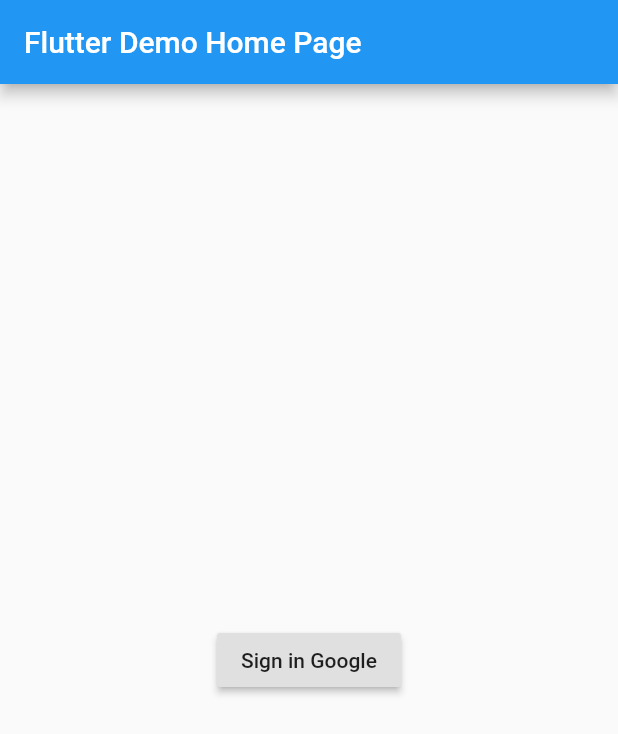
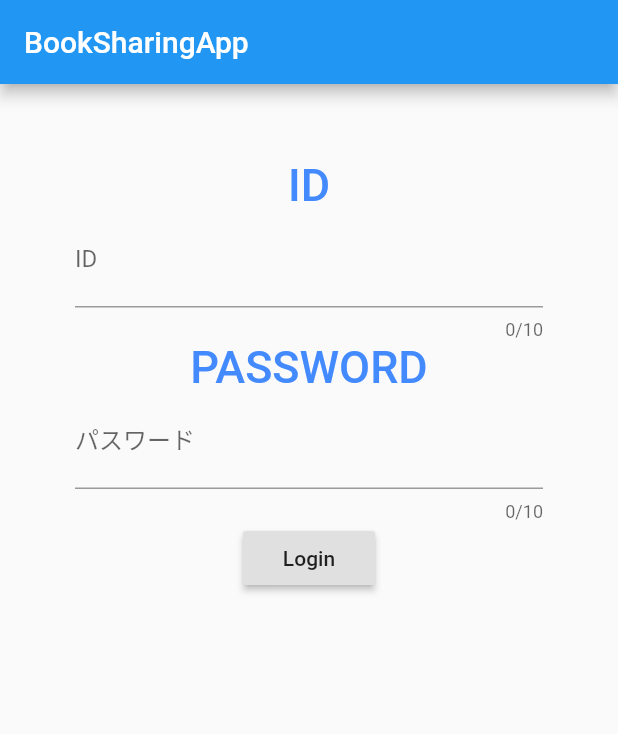
Before and after one commit to misinayu/book_sharing_app, a Flutter app: the screen it shows after launch, on a phone screen of 412 x 824 dp. Shown: the top 734 px of the screen. Run offline on Flutter 3.47's test engine with Material 2 defaults, Android fonts, the phone set to English and light mode, and no system bars; our stand-ins replace cloud_firestore, firebase_auth, google_sign_in; accounts and stored records are empty.

Commit message:
make login screen

```diff
--- a/lib/main.dart
+++ b/lib/main.dart
@@ -4,14 +4,14 @@ import 'package:firebase_auth/firebase_auth.dart';
 import 'package:flutter/material.dart';
 import 'package:google_sign_in/google_sign_in.dart';
 
-void main() => runApp(MyApp());
+void main() => runApp(BookSharingApp());
 
-class MyApp extends StatelessWidget {
+class BookSharingApp extends StatelessWidget {
   // This widget is the root of your application.
   @override
   Widget build(BuildContext context) {
     return MaterialApp(
-      title: 'Flutter Demo',
+      title: 'Flutter BookSharing',
       theme: ThemeData(
         // This is the theme of your application.
         //
@@ -24,7 +24,7 @@ class MyApp extends StatelessWidget {
         // is not restarted.
         primarySwatch: Colors.blue,
       ),
-      home: MyHomePage(title: 'Flutter Demo Home Page'),
+      home: MyHomePage(title: 'BookSharingApp'),
     );
   }
 }
@@ -48,38 +48,13 @@ class MyHomePage extends StatefulWidget {
 }
 
 class _MyHomePageState extends State<MyHomePage> {
-  final GoogleSignIn _googleSignIn = GoogleSignIn();
-  final FirebaseAuth _auth = FirebaseAuth.instance;
 
-  Future<FirebaseUser> _handleSignIn() async {
-    GoogleSignInAccount googleCurrentUser = _googleSignIn.currentUser;
-    try {
-      if (googleCurrentUser == null)
-        googleCurrentUser = await _googleSignIn.signInSilently();
-      if (googleCurrentUser == null)
-        googleCurrentUser = await _googleSignIn.signIn();
-      if (googleCurrentUser == null) return null;
+  String _text = '';
 
-      GoogleSignInAuthentication googleAuth =
-          await googleCurrentUser.authentication;
-      final AuthCredential credential = GoogleAuthProvider.getCredential(
-          idToken: googleAuth.idToken, accessToken: googleAuth.accessToken);
-      final FirebaseUser user =
-          (await _auth.signInWithCredential(credential)).user;
-      print("signed in " + user.displayName);
-
-      return user;
-    } catch (e) {
-      print(e);
-      return null;
-    }
-  }
-
-  void transitionNextPage(FirebaseUser user) {
-    if (user == null) return;
-
-    Navigator.push(context,
-        MaterialPageRoute(builder: (context) => NextPage(userData: user)));
+  void _handleText(String e) {
+    setState(() {
+      _text = e;
+    });
   }
 
   @override
@@ -96,38 +71,68 @@ class _MyHomePageState extends State<MyHomePage> {
         // the App.build method, and use it to set our appbar title.
         title: Text(widget.title),
       ),
-      body: Center(
-        // Center is a layout widget. It takes a single child and positions it
-        // in the middle of the parent.
-        child: Column(
-          // Column is also a layout widget. It takes a list of children and
-          // arranges them vertically. By default, it sizes itself to fit its
-          // children horizontally, and tries to be as tall as its parent.
-          //
-          // Invoke "debug painting" (press "p" in the console, choose the
-          // "Toggle Debug Paint" action from the Flutter Inspector in Android
-          // Studio, or the "Toggle Debug Paint" command in Visual Studio Code)
-          // to see the wireframe for each widget.
-          //
-          // Column has various properties to control how it sizes itself and
-          // how it positions its children. Here we use mainAxisAlignment to
-          // center the children vertically; the main axis here is the vertical
-          // axis because Columns are vertical (the cross axis would be
-          // horizontal).
-          mainAxisAlignment: MainAxisAlignment.center,
-          children: <Widget>[
-            RaisedButton(
-              child: Text('Sign in Google'),
-              onPressed: () {
-                _handleSignIn()
-                    .then((FirebaseUser user) => transitionNextPage(user))
-                    .catchError((e) => print(e));
-              },
+      body: _buildBody(context),
+    );
+  }
+
+  Widget _buildBody(BuildContext context) {
+    return Container(
+      padding: const EdgeInsets.all(50.0),
+      child: Column(
+        children: <Widget>[
+          Text(
+            "ID",
+            style: TextStyle(
+                color: Colors.blueAccent,
+                fontSize: 30.0,
+                fontWeight: FontWeight.w500
             ),
-          ],
-        ),
+          ),
+          new TextField(
+            enabled: true,
+            // 入力数
+            maxLength: 10,
+            maxLengthEnforced: false,
+            style: TextStyle(color: Colors.red),
+            obscureText: false,
+            maxLines: 1,
+            decoration: const InputDecoration(
+              hintText: 'IDを入力してください',
+              labelText: 'ID',
+            ),
+          ),
+          Text(
+            "PASSWORD",
+            style: TextStyle(
+                color: Colors.blueAccent,
+                fontSize: 30.0,
+                fontWeight: FontWeight.w500
+            ),
+          ),
+          new TextField(
+            enabled: true,
+            // 入力数
+            maxLength: 10,
+            maxLengthEnforced: false,
+            style: TextStyle(color: Colors.red),
+            obscureText: true,
+            maxLines: 1,
+            decoration: const InputDecoration(
+              hintText: 'パスワードを入力してください',
+              labelText: 'パスワード',
+            ),
+          ),
+          RaisedButton(
+            onPressed: _login,
+            child: Text('Login'),
+          ),
+        ],
       ),
     );
+  }
+
+  void _login() {
+    // TODO::ログイン機能を実装
   }
 }
 
@@ -184,7 +189,7 @@ class _NextPageState extends State<NextPage> {
             Text(
               this.email,
               style: TextStyle(
-                fontSize: 24
+                  fontSize: 24
               ),
             ),
             RaisedButton(
```
Also changed, not shown: 1 other file.
